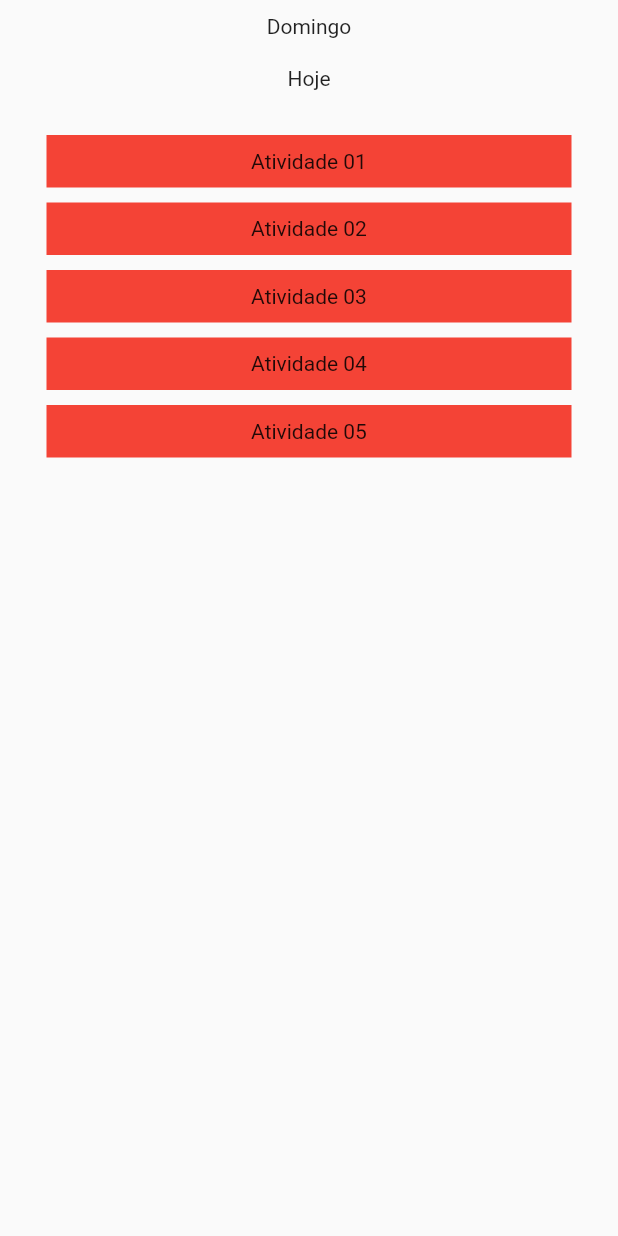
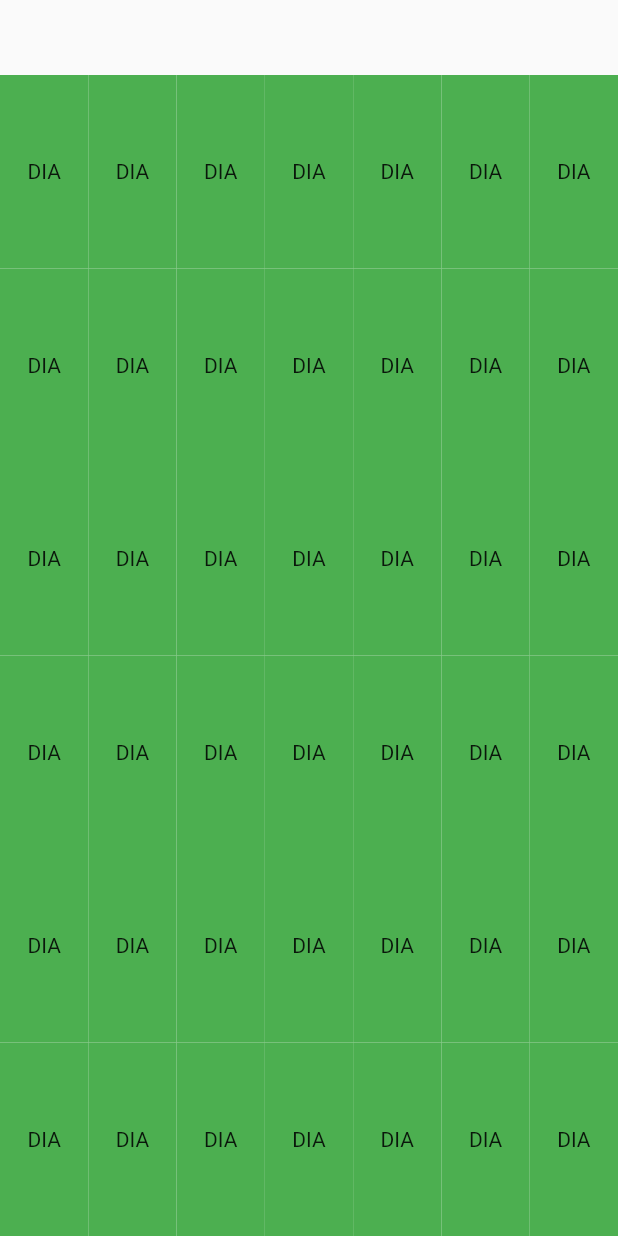
Before and after one commit to MagnerSA/checklife, a Flutter app: the screen it shows after launch, on a phone screen of 412 x 824 dp. Run offline on Flutter 3.47's test engine with Material 2 defaults, Android fonts, the phone set to English and light mode, and no system bars.

Commit message:
Iniciado Calendário

```diff
--- /dev/null
+++ b/lib/calendarPage.dart
@@ -0,0 +1,75 @@
+import 'package:checklife/formatting.dart';
+import 'package:flutter/material.dart';
+
+class CalendarPage extends StatefulWidget {
+  const CalendarPage({Key? key}) : super(key: key);
+
+  @override
+  State<CalendarPage> createState() => _CalendarPageState();
+}
+
+class _CalendarPageState extends State<CalendarPage> {
+  Formatting formatting = Formatting();
+
+  dayTile() {
+    return Expanded(
+      child: Container(
+        color: Colors.green,
+        child: const Center(
+          child: Text("DIA"),
+        ),
+      ),
+    );
+  }
+
+  calendarLine(int week) {
+    return Expanded(
+      child: Row(
+        children: [
+          dayTile(),
+          dayTile(),
+          dayTile(),
+          dayTile(),
+          dayTile(),
+          dayTile(),
+          dayTile(),
+        ],
+      ),
+    );
+  }
+
+  @override
+  Widget build(BuildContext context) {
+    DateTime firstDay = DateTime.now()
+        .subtract(const Duration(hours: 3))
+        .add(const Duration(days: 1));
+
+    print(firstDay.subtract(Duration(days: formatting.weekDay(firstDay) - 1)));
+
+    return SafeArea(
+      child: Scaffold(
+        body: Center(
+          child: Column(
+            children: [
+              Container(
+                height: 50,
+              ),
+              Expanded(
+                child: Column(
+                  children: [
+                    calendarLine(0),
+                    calendarLine(0),
+                    calendarLine(0),
+                    calendarLine(0),
+                    calendarLine(0),
+                    calendarLine(0),
+                  ],
+                ),
+              ),
+            ],
+          ),
+        ),
+      ),
+    );
+  }
+}
--- a/lib/homePage.dart
+++ b/lib/dayPage.dart
@@ -2,16 +2,16 @@ import 'package:checklife/formatting.dart';
 import 'package:checklife/task.model.dart';
 import 'package:flutter/material.dart';
 
-class HomePage extends StatefulWidget {
+class DayPage extends StatefulWidget {
   final DateTime date;
 
-  const HomePage({Key? key, required this.date}) : super(key: key);
+  const DayPage({Key? key, required this.date}) : super(key: key);
 
   @override
-  State<HomePage> createState() => _HomePageState();
+  State<DayPage> createState() => _DayPageState();
 }
 
-class _HomePageState extends State<HomePage> {
+class _DayPageState extends State<DayPage> {
   Formatting formatting = Formatting();
 
   Map<String, Task> tasks = {
@@ -60,14 +60,14 @@ class _HomePageState extends State<HomePage> {
 
                     return Column(
                       children: [
-                        const SizedBox(
-                          height: 10,
-                        ),
                         Container(
                           color: Colors.red,
                           height: 35,
                           width: 350,
                           child: Center(child: Text(element.title)),
+                        ),
+                        const SizedBox(
+                          height: 10,
                         ),
                       ],
                     );
--- a/lib/formatting.dart
+++ b/lib/formatting.dart
@@ -8,29 +8,26 @@ class Formatting {
 
     String weekDay = "";
 
-    switch ((date.weekday + 1)) {
-      case 1:
+    switch ((date.weekday)) {
+      case 7:
         weekDay = "Domingo";
         break;
-      case 8:
-        weekDay = "Domingo";
+      case 1:
+        weekDay = "Segunda";
         break;
       case 2:
-        weekDay = "Segunda";
+        weekDay = "Terça";
         break;
       case 3:
-        weekDay = "Terça";
+        weekDay = "Quarta";
         break;
       case 4:
-        weekDay = "Quarta";
+        weekDay = "Quinta";
         break;
       case 5:
-        weekDay = "Quinta";
+        weekDay = "Sexta";
         break;
       case 6:
-        weekDay = "Sexta";
-        break;
-      case 7:
         weekDay = "Sábado";
         break;
     }
@@ -46,7 +43,8 @@ class Formatting {
     DateTime today = DateTime.now();
     int difference = date.difference(today).inDays;
 
-    if (compare.isSameDay(date, DateTime.now())) {
+    if (compare.isSameDay(
+        date, DateTime.now().subtract(const Duration(hours: 3)))) {
       relativeDayDescription = "Hoje";
     } else if (date.compareTo(today) > 0) {
       if (difference == 0) {
@@ -68,4 +66,11 @@ class Formatting {
 
     return relativeDayDescription;
   }
+
+  weekDay(DateTime date) {
+    int count = (date.weekday + 1) % 7;
+
+    int newDay = count == 0 ? 7 : count;
+    return newDay;
+  }
 }
--- a/lib/main.dart
+++ b/lib/main.dart
@@ -1,4 +1,5 @@
-import 'package:checklife/homePage.dart';
+import 'package:checklife/calendarPage.dart';
+import 'package:checklife/dayPage.dart';
 import 'package:flutter/material.dart';
 
 void main() {
@@ -21,12 +22,12 @@ class MyApp extends StatelessWidget {
         primarySwatch: Colors.blue,
       ),
       debugShowCheckedModeBanner: false,
-      home: HomePage(
-        // date: DateTime.now().subtract(const Duration(days: 1, hours: 3)),
-        // date: DateTime.now().subtract(const Duration(hours: 3)),
-        // date: DateTime.now().subtract(const Duration(hours: 3)),
-        date: DateTime(today.year, today.month, today.day),
-      ),
+      home: CalendarPage(
+          // date: DateTime.now().subtract(const Duration(days: 1, hours: 3)),
+          // date: DateTime.now().subtract(const Duration(hours: 3)),
+          // date: DateTime.now().subtract(const Duration(hours: 3)),
+          // date: DateTime(today.year, today.month, today.day),
+          ),
     );
   }
 }
```
